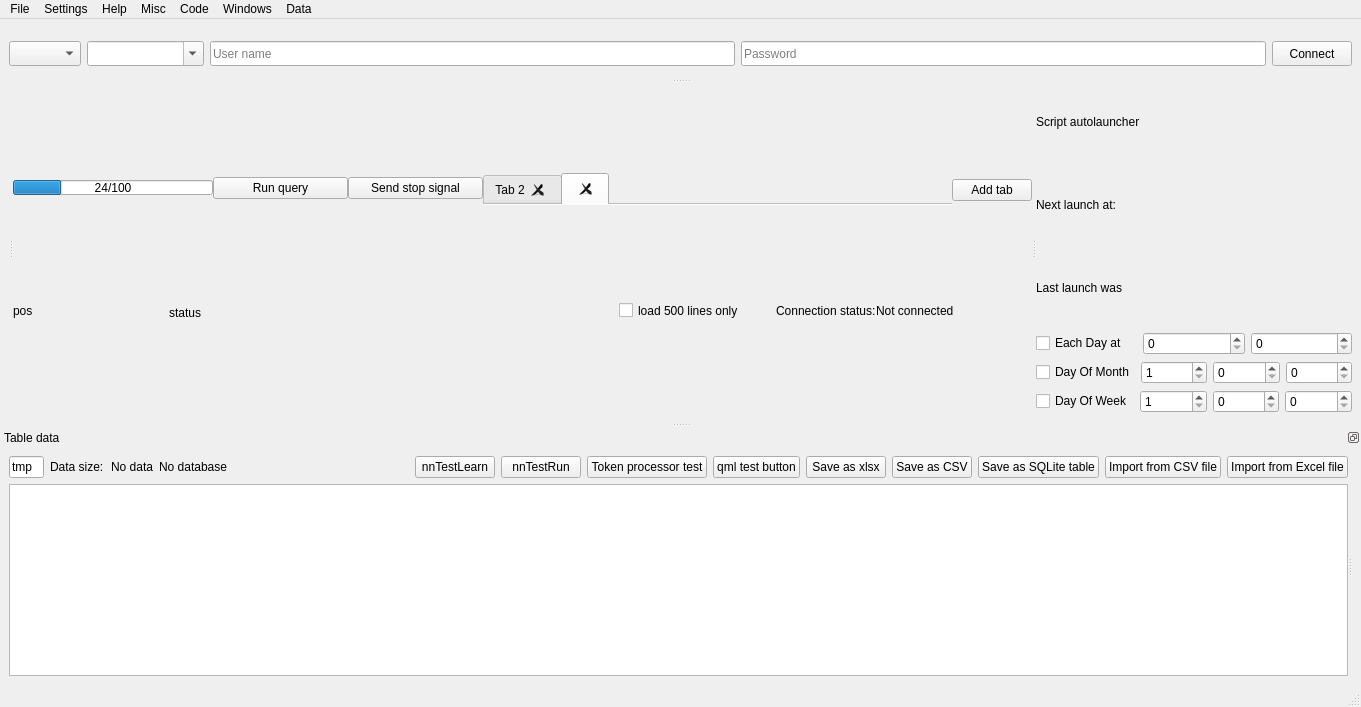
gfifgfifofich/DB_loader, file DBLoader CMake/loaderwidnow.ui: the form before one commit.
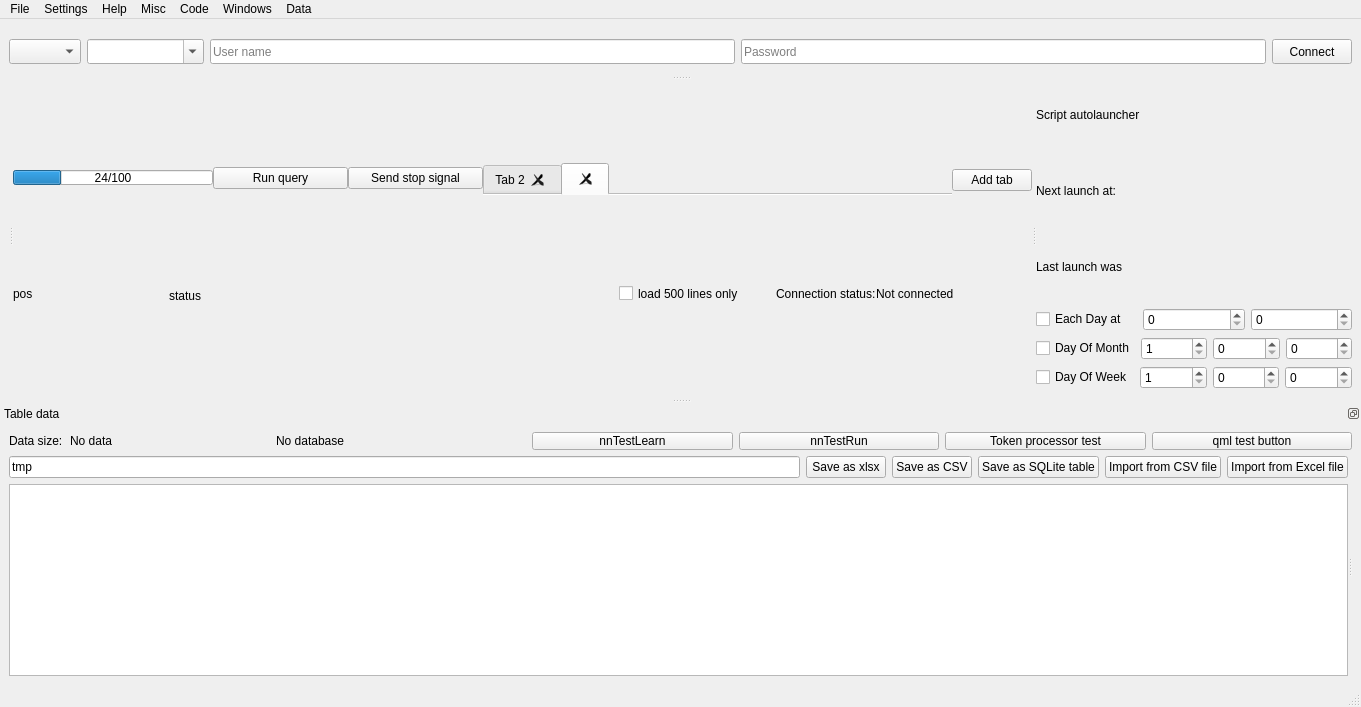
The form after the commit.

Commit message:
highlighter optimisation rollback
it was indeed slower

```diff
--- a/DBLoader CMake/loaderwidnow.ui
+++ b/DBLoader CMake/loaderwidnow.ui
@@ -589,44 +589,19 @@
    <widget class="QWidget" name="dockWidgetContents">
     <layout class="QVBoxLayout" name="verticalLayout_4">
      <item>
-      <widget class="QSplitter" name="splitter_2">
-       <property name="orientation">
-        <enum>Qt::Orientation::Horizontal</enum>
-       </property>
-       <widget class="QWidget" name="layoutWidget">
-        <layout class="QVBoxLayout" name="verticalLayout_2">
-         <item>
-          <layout class="QHBoxLayout" name="horizontalLayout_4">
-           <item>
-            <widget class="QLineEdit" name="saveLineEdit">
-             <property name="maximumSize">
-              <size>
-               <width>16777215</width>
-               <height>25</height>
-              </size>
-             </property>
-             <property name="text">
-              <string>tmp</string>
-             </property>
-             <property name="placeholderText">
-              <string>Save name</string>
-             </property>
-            </widget>
-           </item>
-           <item>
             <layout class="QHBoxLayout" name="horizontalLayout_3">
              <item>
               <widget class="QLabel" name="dataSizeLabel">
                <property name="minimumSize">
                 <size>
                  <width>55</width>
-                 <height>0</height>
+           <height>15</height>
                 </size>
                </property>
                <property name="maximumSize">
                 <size>
                  <width>55</width>
-                 <height>20</height>
+           <height>18</height>
                 </size>
                </property>
                <property name="text">
@@ -636,10 +611,16 @@
              </item>
              <item>
               <widget class="QLabel" name="dataSizeLabel_2">
+         <property name="minimumSize">
+          <size>
+           <width>0</width>
+           <height>15</height>
+          </size>
+         </property>
                <property name="maximumSize">
                 <size>
                  <width>16777215</width>
-                 <height>20</height>
+           <height>18</height>
                 </size>
                </property>
                <property name="text">
@@ -652,13 +633,13 @@
                <property name="minimumSize">
                 <size>
                  <width>250</width>
-                 <height>0</height>
+           <height>15</height>
                 </size>
                </property>
                <property name="maximumSize">
                 <size>
                  <width>250</width>
-                 <height>20</height>
+           <height>18</height>
                 </size>
                </property>
                <property name="text">
@@ -668,6 +649,18 @@
              </item>
              <item>
               <widget class="QPushButton" name="nnTestLearn">
+         <property name="minimumSize">
+          <size>
+           <width>0</width>
+           <height>15</height>
+          </size>
+         </property>
+         <property name="maximumSize">
+          <size>
+           <width>16777215</width>
+           <height>18</height>
+          </size>
+         </property>
                <property name="text">
                 <string>nnTestLearn</string>
                </property>
@@ -675,6 +668,18 @@
              </item>
              <item>
               <widget class="QPushButton" name="nnTestRun">
+         <property name="minimumSize">
+          <size>
+           <width>0</width>
+           <height>15</height>
+          </size>
+         </property>
+         <property name="maximumSize">
+          <size>
+           <width>16777215</width>
+           <height>18</height>
+          </size>
+         </property>
                <property name="text">
                 <string>nnTestRun</string>
                </property>
@@ -682,6 +687,18 @@
              </item>
              <item>
               <widget class="QPushButton" name="pushButton_2">
+         <property name="minimumSize">
+          <size>
+           <width>0</width>
+           <height>15</height>
+          </size>
+         </property>
+         <property name="maximumSize">
+          <size>
+           <width>16777215</width>
+           <height>18</height>
+          </size>
+         </property>
                <property name="text">
                 <string>Token processor test</string>
                </property>
@@ -689,12 +706,49 @@
              </item>
              <item>
               <widget class="QPushButton" name="pushButton">
+         <property name="minimumSize">
+          <size>
+           <width>0</width>
+           <height>15</height>
+          </size>
+         </property>
+         <property name="maximumSize">
+          <size>
+           <width>16777215</width>
+           <height>18</height>
+          </size>
+         </property>
                <property name="text">
                 <string>qml test button</string>
                </property>
               </widget>
              </item>
             </layout>
+     </item>
+     <item>
+      <widget class="QSplitter" name="splitter_2">
+       <property name="orientation">
+        <enum>Qt::Orientation::Horizontal</enum>
+       </property>
+       <widget class="QWidget" name="layoutWidget">
+        <layout class="QVBoxLayout" name="verticalLayout_2">
+         <item>
+          <layout class="QHBoxLayout" name="horizontalLayout_4">
+           <item>
+            <widget class="QLineEdit" name="saveLineEdit">
+             <property name="maximumSize">
+              <size>
+               <width>16777215</width>
+               <height>25</height>
+              </size>
+             </property>
+             <property name="text">
+              <string>tmp</string>
+             </property>
+             <property name="placeholderText">
+              <string>Save name</string>
+             </property>
+            </widget>
            </item>
            <item>
             <widget class="QPushButton" name="SaveXLSXButton">
```
Lines whose indentation alone changed are shown as unchanged. The commit also changes 1 other file.
